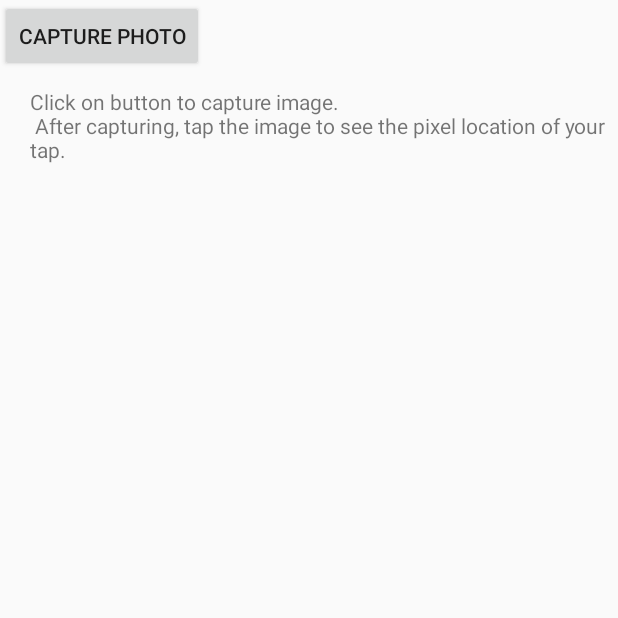
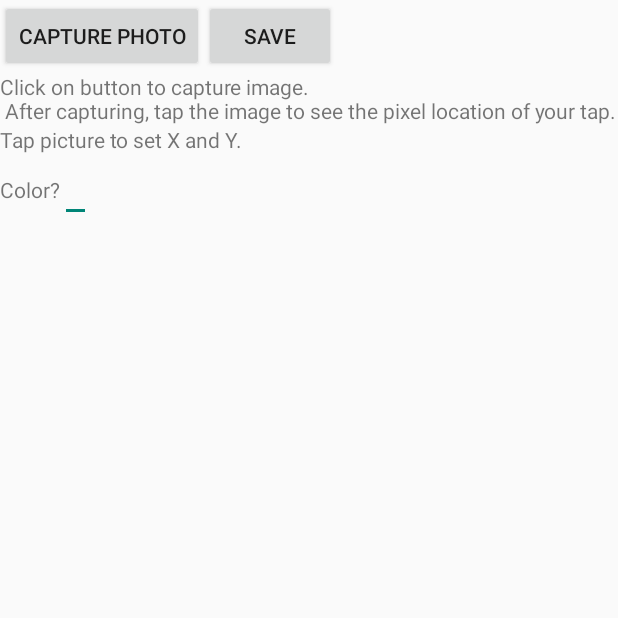
Before and after one commit to JohnReagan/i-spy-android, an Android app: the CameraPhotoCapture screen opened directly, with no data from a screen before it, on a phone screen of 412 x 824 dp, the top half of it. Run offline under Robolectric (Android 15) with nearby library versions, the phone set to English and light mode, and no system bars.

Commit message:
added input field for color. Added save function. Saves picture path + info to database.

```diff
--- a/app/src/main/res/layout/activity_camera_photo_capture.xml
+++ b/app/src/main/res/layout/activity_camera_photo_capture.xml
@@ -2,42 +2,99 @@
     xmlns:tools="http://schemas.android.com/tools"
     android:layout_width="fill_parent"
     android:layout_height="fill_parent"
-    tools:context=".CameraPhotoCapture" >
+    tools:context=".CameraPhotoCapture">
+
+    <LinearLayout
+        android:layout_width="wrap_content"
+        android:layout_height="wrap_content"
+        android:orientation="horizontal"
+        android:id="@+id/buttons">
 
         <Button android:text="Capture Photo"
             android:id="@+id/photo"
             android:layout_width="wrap_content"
-        android:layout_height="wrap_content" />
+            android:layout_height="wrap_content"/>
 
+        <Button
+            android:layout_width="wrap_content"
+            android:layout_height="wrap_content"
+            android:text="Save"
+            android:id="@+id/saveBtn"/>
+
+    </LinearLayout>
+
+    <LinearLayout
+        android:layout_width="wrap_content"
+        android:layout_height="wrap_content"
+        android:orientation="vertical"
+        android:layout_below="@+id/buttons"
+        android:id="@+id/details">
         <TextView
             android:id="@+id/message"
-        android:layout_below="@+id/photo"
             android:text="Click on button to capture image. \n After capturing, tap the image to see the pixel location of your tap."
             android:textSize="14dp"
             android:layout_width="wrap_content"
             android:layout_height="wrap_content"
-        android:layout_marginTop="10dp"
-        android:layout_marginLeft="20dp"
             />
+        <LinearLayout
+            android:layout_width="wrap_content"
+            android:layout_height="wrap_content"
+            android:orientation="horizontal">
 
             <TextView
                 android:id="@+id/imageDetails"
-        android:layout_below="@+id/message"
+                android:layout_width="wrap_content"
+                android:layout_height="wrap_content"/>
+            <LinearLayout
                 android:layout_width="wrap_content"
                 android:layout_height="wrap_content"
-        android:layout_marginTop="5dp"
-        android:layout_marginLeft="20dp"
+                android:orientation="vertical">
+
+                <TextView
+                    android:id="@+id/coordsText"
+                    android:text="Tap picture to set X and Y."
+                    android:layout_width="wrap_content"
+                    android:layout_height="wrap_content" />
+
+                <LinearLayout
+                    android:layout_width="wrap_content"
+                    android:layout_height="wrap_content"
+                    android:orientation="horizontal">
+
+                    <TextView
+                        android:layout_width="wrap_content"
+                        android:layout_height="wrap_content"
+                        android:text="Color?"
+                        android:id="@+id/textView3" />
+
+                    <EditText
+                        android:id="@+id/color"
+                        android:layout_width="wrap_content"
+                        android:layout_height="wrap_content"
                         />
+                </LinearLayout>
+
+
+
+
+            </LinearLayout>
+
+        </LinearLayout>
+    </LinearLayout>
+
+
+
+
 
 
     <ImageView
         android:id="@+id/showImg"
+        android:layout_below="@+id/details"
         android:layout_width="wrap_content"
         android:layout_height="wrap_content"
         android:layout_centerHorizontal="true"
-        android:layout_centerVertical="true"
-        android:layout_below="@+id/imageDetails"
         android:adjustViewBounds="true"
-        android:scaleType="fitXY" />
+        android:scaleType="fitXY"
+        android:layout_marginTop="20dp"/>
 
 </RelativeLayout>
--- a/app/src/main/res/layout/activity_main.xml
+++ b/app/src/main/res/layout/activity_main.xml
@@ -92,6 +92,12 @@
         android:id="@+id/button1"
 
         />
+
+    <!--<Button-->
+        <!--android:layout_width="wrap_content"-->
+        <!--android:layout_height="wrap_content" -->
+        <!--android:layout_centerHorizontal="true"-->
+        <!--android:text/>-->
     <LinearLayout
         android:layout_width="match_parent"
         android:layout_height="match_parent">
--- a/app/src/main/res/values/strings.xml
+++ b/app/src/main/res/values/strings.xml
@@ -4,4 +4,5 @@
     <string name="hello_world">Hello world!</string>
     <string name="action_settings">Settings</string>
     <string name="title_activity_android_custom_gallery">AndroidCustomGallery</string>
+    <string name="title_activity_picture_list">Picture List</string>
 </resources>
```
Also changed, not shown: app/src/main/AndroidManifest.xml (+8 -0 lines), app/src/main/java/edu/virginia/cs/cs4720/ispy/CameraPhotoCapture.java (+57 -8 lines), app/src/main/java/edu/virginia/cs/cs4720/ispy/DBHelper.java (+34 -2 lines), app/src/main/java/edu/virginia/cs/cs4720/ispy/PictureList.java (added, +41 -0 lines), app/src/main/java/edu/virginia/cs/cs4720/ispy/SpyPicture.java (added, +80 -0 lines), app/src/main/res/layout/activity_list.xml (added, +21 -0 lines). Lines whose indentation alone changed are shown as unchanged.
